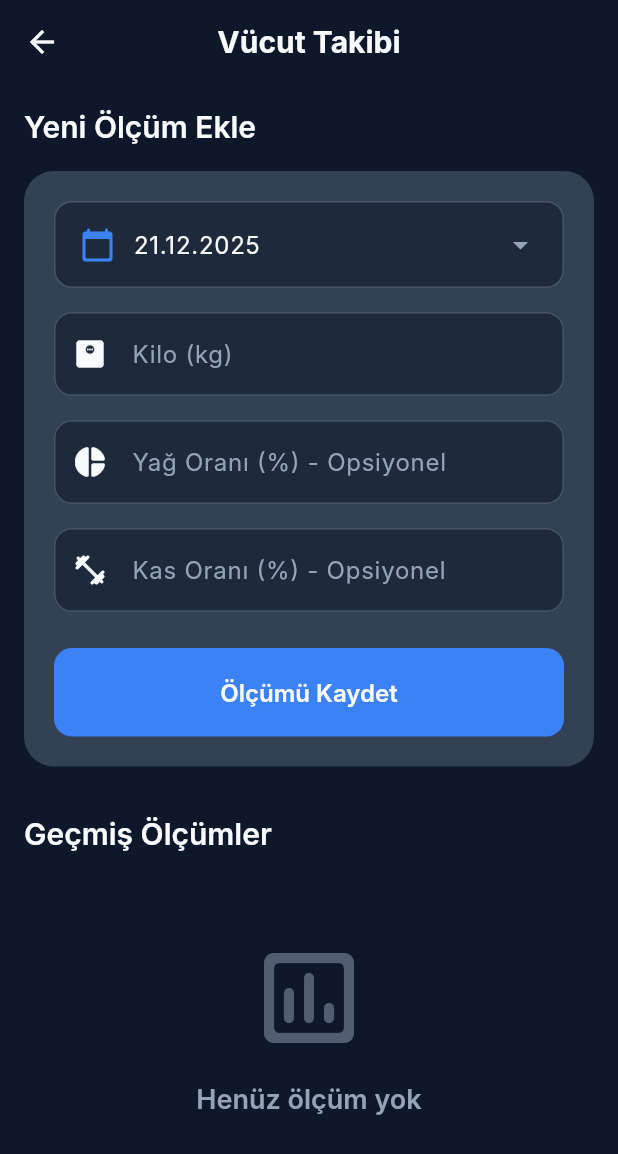
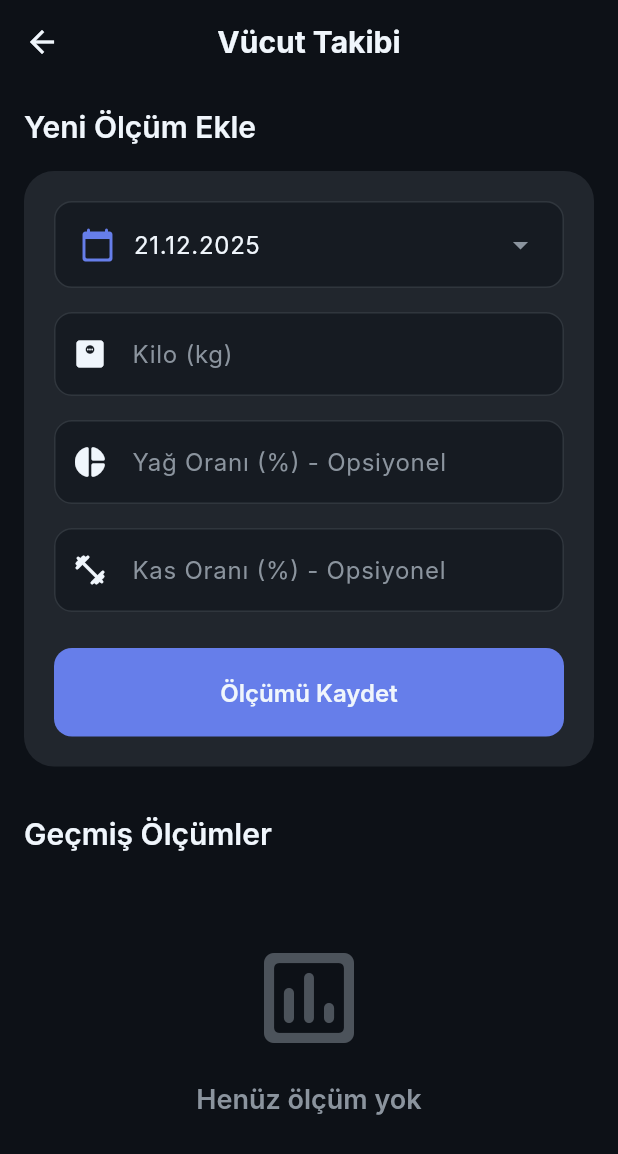
Before and after one commit to algorynth/mobile-gymtracker, a Flutter app: the screen it shows after launch, after a tap on "Mevcut Kilo", on a phone screen of 412 x 824 dp. Shown: the top 1154 px of the screen. Run offline on Flutter 3.47's test engine with Material 3 defaults, Android fonts, the phone set to English and light mode, and no system bars; our stand-ins replace fl_chart, flutter_riverpod, hive, hive_flutter, image_picker; accounts and stored records are empty; generated files the repository leaves out were written again; Roboto replaces fonts that are missing (Inter); project files that could hold a hidden picture were left out.

Commit message:
Add modern theme with purple-blue gradients and new widgets
- Updated app_colors.dart with new gradient palette
- Created HeroSection, GradientCard, EmptyState widgets
- Updated home_screen with modern design
- Added workout hero illustration

```diff
--- a/lib/screens/home_screen.dart
+++ b/lib/screens/home_screen.dart
@@ -5,6 +5,8 @@ import '../providers/body_measurements_provider.dart';
 import '../providers/calorie_provider.dart';
 import '../providers/workout_provider.dart';
 import '../widgets/metric_card.dart';
+import '../widgets/hero_section.dart';
+import '../widgets/gradient_card.dart';
 import 'body_tracking_screen.dart';
 import 'calorie_screen.dart';
 import 'workout_screen.dart';
@@ -108,17 +110,22 @@ class DashboardScreen extends ConsumerWidget {
         child: Column(
           crossAxisAlignment: CrossAxisAlignment.start,
           children: [
-            // Welcome Section
-            Text(
-              'Hoş Geldin! 💪',
-              style: Theme.of(context).textTheme.displaySmall,
-            ),
-            const SizedBox(height: 8),
-            Text(
-              'İşte bugünkü özetin',
-              style: Theme.of(context).textTheme.bodyMedium?.copyWith(
-                    color: AppColors.textSecondary,
-                  ),
+            // Hero Section
+            HeroSection(
+              title: 'Hoş Geldin! 💪',
+              subtitle: 'Bugün antrenman için harika bir gün!',
+              imagePath: 'assets/illustrations/workout_hero.png',
+              action: Container(
+                padding: const EdgeInsets.symmetric(horizontal: 16, vertical: 8),
+                decoration: BoxDecoration(
+                  color: Colors.white.withOpacity(0.2),
+                  borderRadius: BorderRadius.circular(20),
+                ),
+                child: const Text(
+                  'Hadi Başlayalım →',
+                  style: TextStyle(color: Colors.white, fontWeight: FontWeight.w600),
+                ),
+              ),
             ),
             const SizedBox(height: 24),
 
@@ -186,12 +193,8 @@ class DashboardScreen extends ConsumerWidget {
               style: Theme.of(context).textTheme.headlineMedium,
             ),
             const SizedBox(height: 16),
-            Container(
-              padding: const EdgeInsets.all(20),
-              decoration: BoxDecoration(
-                gradient: AppColors.cardGradient,
-                borderRadius: BorderRadius.circular(20),
-              ),
+            GradientCard(
+              isGlass: true,
               child: Column(
                 children: [
                   _buildStatRow(
@@ -199,6 +202,7 @@ class DashboardScreen extends ConsumerWidget {
                     'Tamamlanan Antrenman',
                     '${workoutStats['thisWeekWorkouts'] ?? 0}',
                     Icons.check_circle_outline,
+                    AppColors.accentGreen,
                   ),
                   const Divider(color: AppColors.darkBorder, height: 32),
                   _buildStatRow(
@@ -206,6 +210,7 @@ class DashboardScreen extends ConsumerWidget {
                     'Toplam Set',
                     '${workoutStats['totalSets'] ?? 0}',
                     Icons.fitness_center_rounded,
+                    AppColors.accentOrange,
                   ),
                   const Divider(color: AppColors.darkBorder, height: 32),
                   _buildStatRow(
@@ -213,6 +218,7 @@ class DashboardScreen extends ConsumerWidget {
                     'Ortalama Süre',
                     '${(workoutStats['averageDuration'] ?? 0).toStringAsFixed(0)} dk',
                     Icons.timer_outlined,
+                    AppColors.accentPurple,
                   ),
                 ],
               ),
@@ -308,16 +314,16 @@ class DashboardScreen extends ConsumerWidget {
     );
   }
 
-  Widget _buildStatRow(BuildContext context, String label, String value, IconData icon) {
+  Widget _buildStatRow(BuildContext context, String label, String value, IconData icon, Color color) {
     return Row(
       children: [
         Container(
           padding: const EdgeInsets.all(12),
           decoration: BoxDecoration(
-            color: AppColors.primaryColor.withOpacity(0.15),
+            color: color.withOpacity(0.15),
             borderRadius: BorderRadius.circular(12),
           ),
-          child: Icon(icon, color: AppColors.primaryColor, size: 24),
+          child: Icon(icon, color: color, size: 24),
         ),
         const SizedBox(width: 16),
         Expanded(
@@ -330,6 +336,7 @@ class DashboardScreen extends ConsumerWidget {
           value,
           style: Theme.of(context).textTheme.titleLarge?.copyWith(
                 fontWeight: FontWeight.bold,
+                color: color,
               ),
         ),
       ],
--- a/lib/theme/app_colors.dart
+++ b/lib/theme/app_colors.dart
@@ -1,78 +1,112 @@
 import 'package:flutter/material.dart';
 
 class AppColors {
-  // Ana Renk Paleti - Mavi Tonları (Sade ve Tutarlı)
-  static const primary = Color(0xFF3B82F6);       // Ana mavi
-  static const primaryLight = Color(0xFF60A5FA);  // Açık mavi
-  static const primaryDark = Color(0xFF1D4ED8);   // Koyu mavi
+  // Ana Renk Paleti - Modern Mor-Mavi Gradient
+  static const primary = Color(0xFF667EEA);         // Ana mor-mavi
+  static const primaryLight = Color(0xFF9F7AEA);    // Açık mor
+  static const primaryDark = Color(0xFF764BA2);     // Koyu mor
 
-  // Nötr Renkler
-  static const success = Color(0xFF22C55E);       // Yeşil (başarı)
-  static const warning = Color(0xFFF59E0B);       // Turuncu (uyarı)
-  static const error = Color(0xFFEF4444);         // Kırmızı (hata)
+  // Accent Renkler - Canlı ve Modern
+  static const accentOrange = Color(0xFFF97316);    // Turuncu vurgu
+  static const accentGreen = Color(0xFF10B981);     // Yeşil (başarı)
+  static const accentPurple = Color(0xFFA855F7);    // Parlak mor
+  static const accentPink = Color(0xFFEC4899);      // Pembe
+  static const accentCyan = Color(0xFF06B6D4);      // Cyan
 
-  // Dark Theme Arkaplan
-  static const darkBackground = Color(0xFF0F172A);  // Çok koyu mavi-gri
-  static const darkSurface = Color(0xFF1E293B);     // Koyu mavi-gri
-  static const darkCard = Color(0xFF334155);        // Kart rengi
-  static const darkBorder = Color(0xFF475569);      // Kenar rengi
+  // Durum Renkleri
+  static const success = Color(0xFF10B981);         // Yeşil
+  static const warning = Color(0xFFF59E0B);         // Turuncu
+  static const error = Color(0xFFEF4444);           // Kırmızı
+  static const info = Color(0xFF3B82F6);            // Mavi
+
+  // Dark Theme Arkaplan - Derin ve Premium
+  static const darkBackground = Color(0xFF0D1117);  // Çok koyu
+  static const darkSurface = Color(0xFF161B22);     // Koyu yüzey
+  static const darkCard = Color(0xFF21262D);        // Kart rengi
+  static const darkBorder = Color(0xFF30363D);      // Kenar rengi
+  static const darkElevated = Color(0xFF2D333B);    // Yükseltilmiş yüzey
 
   // Text Renkleri
-  static const textPrimary = Color(0xFFF8FAFC);     // Beyaz
-  static const textSecondary = Color(0xFF94A3B8);   // Gri
-  static const textDisabled = Color(0xFF64748B);    // Koyu gri
+  static const textPrimary = Color(0xFFF0F6FC);     // Beyaz
+  static const textSecondary = Color(0xFF8B949E);   // Gri
+  static const textDisabled = Color(0xFF484F58);    // Koyu gri
 
   // Eski isimleri koruyalım (geriye uyumluluk)
   static const primaryColor = primary;
   static const primaryGradientStart = primary;
   static const primaryGradientEnd = primaryDark;
-  static const accentOrange = warning;
-  static const accentGreen = success;
   static const accentYellow = warning;
-  static const accentPurple = primaryLight;
-  static const info = primaryLight;
 
-  // Light Theme (kullanılmıyor ama tutuyoruz)
-  static const lightBackground = Color(0xFFF8FAFC);
+  // Light Theme
+  static const lightBackground = Color(0xFFF6F8FA);
   static const lightSurface = Color(0xFFFFFFFF);
   static const lightCard = Color(0xFFFFFFFF);
-  static const lightBorder = Color(0xFFE2E8F0);
-  static const textLight = Color(0xFF1E293B);
+  static const lightBorder = Color(0xFFD0D7DE);
+  static const textLight = Color(0xFF1F2328);
 
-  // Chart Colors - Mavi tonları
-  static const chartBlue = primary;
-  static const chartGreen = success;
-  static const chartOrange = warning;
-  static const chartPurple = primaryLight;
-  static const chartRed = error;
-  static const chartPink = primaryLight;
+  // Chart Colors - Canlı ve Çeşitli
+  static const chartBlue = Color(0xFF3B82F6);
+  static const chartGreen = Color(0xFF10B981);
+  static const chartOrange = Color(0xFFF97316);
+  static const chartPurple = Color(0xFFA855F7);
+  static const chartPink = Color(0xFFEC4899);
+  static const chartCyan = Color(0xFF06B6D4);
+  static const chartRed = Color(0xFFEF4444);
 
-  // Tek Gradient - Mavi tonları
+  // Modern Gradients
   static const LinearGradient primaryGradient = LinearGradient(
-    colors: [primary, primaryDark],
+    colors: [Color(0xFF667EEA), Color(0xFF764BA2)],
+    begin: Alignment.topLeft,
+    end: Alignment.bottomRight,
+  );
+
+  static const LinearGradient heroGradient = LinearGradient(
+    colors: [Color(0xFF667EEA), Color(0xFFA855F7), Color(0xFFEC4899)],
     begin: Alignment.topLeft,
     end: Alignment.bottomRight,
   );
 
   static const LinearGradient cardGradient = LinearGradient(
-    colors: [darkCard, darkSurface],
+    colors: [Color(0xFF21262D), Color(0xFF161B22)],
     begin: Alignment.topLeft,
     end: Alignment.bottomRight,
   );
 
   static const LinearGradient successGradient = LinearGradient(
-    colors: [success, Color(0xFF16A34A)],
+    colors: [Color(0xFF10B981), Color(0xFF059669)],
     begin: Alignment.topLeft,
     end: Alignment.bottomRight,
   );
 
   static const LinearGradient warningGradient = LinearGradient(
-    colors: [warning, Color(0xFFD97706)],
+    colors: [Color(0xFFF59E0B), Color(0xFFD97706)],
     begin: Alignment.topLeft,
     end: Alignment.bottomRight,
   );
 
-  // Tüm diğer gradientler de ana renge bağlı
+  static const LinearGradient orangeGradient = LinearGradient(
+    colors: [Color(0xFFF97316), Color(0xFFEA580C)],
+    begin: Alignment.topLeft,
+    end: Alignment.bottomRight,
+  );
+
+  static const LinearGradient pinkGradient = LinearGradient(
+    colors: [Color(0xFFEC4899), Color(0xFFDB2777)],
+    begin: Alignment.topLeft,
+    end: Alignment.bottomRight,
+  );
+
+  static const LinearGradient cyanGradient = LinearGradient(
+    colors: [Color(0xFF06B6D4), Color(0xFF0891B2)],
+    begin: Alignment.topLeft,
+    end: Alignment.bottomRight,
+  );
+
+  // Chart ve Photo gradientleri
   static const LinearGradient chartGradient = primaryGradient;
-  static const LinearGradient photoGradient = primaryGradient;
+  static const LinearGradient photoGradient = pinkGradient;
+
+  // Glassmorphism için
+  static Color glassWhite = Colors.white.withOpacity(0.1);
+  static Color glassBorder = Colors.white.withOpacity(0.2);
 }
--- /dev/null
+++ b/lib/widgets/gradient_card.dart
@@ -0,0 +1,111 @@
+import 'dart:ui';
+import 'package:flutter/material.dart';
+import '../theme/app_colors.dart';
+
+class GradientCard extends StatelessWidget {
+  final Widget child;
+  final Gradient? gradient;
+  final EdgeInsetsGeometry? padding;
+  final VoidCallback? onTap;
+  final bool isGlass;
+
+  const GradientCard({
+    Key? key,
+    required this.child,
+    this.gradient,
+    this.padding,
+    this.onTap,
+    this.isGlass = false,
+  }) : super(key: key);
+
+  @override
+  Widget build(BuildContext context) {
+    Widget content = Container(
+      padding: padding ?? const EdgeInsets.all(20),
+      decoration: BoxDecoration(
+        gradient: isGlass ? null : (gradient ?? AppColors.cardGradient),
+        color: isGlass ? AppColors.glassWhite : null,
+        borderRadius: BorderRadius.circular(20),
+        border: isGlass
+            ? Border.all(color: AppColors.glassBorder, width: 1)
+            : Border.all(color: AppColors.darkBorder.withOpacity(0.3), width: 1),
+        boxShadow: [
+          BoxShadow(
+            color: Colors.black.withOpacity(0.2),
+            blurRadius: 15,
+            offset: const Offset(0, 5),
+          ),
+        ],
+      ),
+      child: child,
+    );
+
+    if (isGlass) {
+      content = ClipRRect(
+        borderRadius: BorderRadius.circular(20),
+        child: BackdropFilter(
+          filter: ImageFilter.blur(sigmaX: 10, sigmaY: 10),
+          child: content,
+        ),
+      );
+    }
+
+    if (onTap != null) {
+      return GestureDetector(
+        onTap: onTap,
+        child: content,
+      );
+    }
+
+    return content;
+  }
+}
+
+class AnimatedGradientCard extends StatefulWidget {
+  final Widget child;
+  final Gradient gradient;
+  final EdgeInsetsGeometry? padding;
+  final VoidCallback? onTap;
+
+  const AnimatedGradientCard({
+    Key? key,
+    required this.child,
+    required this.gradient,
+    this.padding,
+    this.onTap,
+  }) : super(key: key);
+
+  @override
+  State<AnimatedGradientCard> createState() => _AnimatedGradientCardState();
+}
+
+class _AnimatedGradientCardState extends State<AnimatedGradientCard> {
+  bool _isPressed = false;
+
+  @override
+  Widget build(BuildContext context) {
+    return GestureDetector(
+      onTapDown: (_) => setState(() => _isPressed = true),
+      onTapUp: (_) => setState(() => _isPressed = false),
+      onTapCancel: () => setState(() => _isPressed = false),
+      onTap: widget.onTap,
+      child: AnimatedContainer(
+        duration: const Duration(milliseconds: 150),
+        transform: Matrix4.identity()..scale(_isPressed ? 0.97 : 1.0),
+        padding: widget.padding ?? const EdgeInsets.all(20),
+        decoration: BoxDecoration(
+          gradient: widget.gradient,
+          borderRadius: BorderRadius.circular(20),
+          boxShadow: [
+            BoxShadow(
+              color: (widget.gradient.colors.first).withOpacity(_isPressed ? 0.2 : 0.4),
+              blurRadius: _isPressed ? 10 : 20,
+              offset: Offset(0, _isPressed ? 3 : 8),
+            ),
+          ],
+        ),
+        child: widget.child,
+      ),
+    );
+  }
+}
--- /dev/null
+++ b/lib/widgets/hero_section.dart
@@ -0,0 +1,90 @@
+import 'package:flutter/material.dart';
+import '../theme/app_colors.dart';
+
+class HeroSection extends StatelessWidget {
+  final String title;
+  final String subtitle;
+  final String? imagePath;
+  final Widget? action;
+
+  const HeroSection({
+    Key? key,
+    required this.title,
+    required this.subtitle,
+    this.imagePath,
+    this.action,
+  }) : super(key: key);
+
+  @override
+  Widget build(BuildContext context) {
+    return Container(
+      width: double.infinity,
+      padding: const EdgeInsets.all(24),
+      decoration: BoxDecoration(
+        gradient: AppColors.heroGradient,
+        borderRadius: BorderRadius.circular(24),
+        boxShadow: [
+          BoxShadow(
+            color: AppColors.primary.withOpacity(0.3),
+            blurRadius: 20,
+            offset: const Offset(0, 10),
+          ),
+        ],
+      ),
+      child: Row(
+        children: [
+          Expanded(
+            child: Column(
+              crossAxisAlignment: CrossAxisAlignment.start,
+              children: [
+                Text(
+                  title,
+                  style: Theme.of(context).textTheme.headlineMedium?.copyWith(
+                        color: Colors.white,
+                        fontWeight: FontWeight.bold,
+                      ),
+                ),
+                const SizedBox(height: 8),
+                Text(
+                  subtitle,
+                  style: Theme.of(context).textTheme.bodyLarge?.copyWith(
+                        color: Colors.white.withOpacity(0.9),
+                      ),
+                ),
+                if (action != null) ...[
+                  const SizedBox(height: 16),
+                  action!,
+                ],
+              ],
+            ),
+          ),
+          if (imagePath != null)
+            ClipRRect(
+              borderRadius: BorderRadius.circular(16),
+              child: Image.asset(
+                imagePath!,
+                width: 100,
+                height: 100,
+                fit: BoxFit.cover,
+                errorBuilder: (context, error, stackTrace) {
+                  return Container(
+                    width: 100,
+                    height: 100,
+                    decoration: BoxDecoration(
+                      color: Colors.white.withOpacity(0.2),
+                      borderRadius: BorderRadius.circular(16),
+                    ),
+                    child: const Icon(
+                      Icons.fitness_center,
+                      color: Colors.white,
+                      size: 48,
+                    ),
+                  );
+                },
+              ),
+            ),
+        ],
+      ),
+    );
+  }
+}
--- a/pubspec.yaml
+++ b/pubspec.yaml
@@ -48,6 +48,7 @@ flutter:
 
   assets:
     - assets/images/
+    - assets/illustrations/
 
 # Flutter Launcher Icons Configuration
 flutter_launcher_icons:
```
Also changed, not shown: keystore_base64.txt (added, +1 -0 lines), lib/widgets/empty_state.dart (added, +89 -0 lines), assets/illustrations/workout_hero.png (added), 1 other file.
